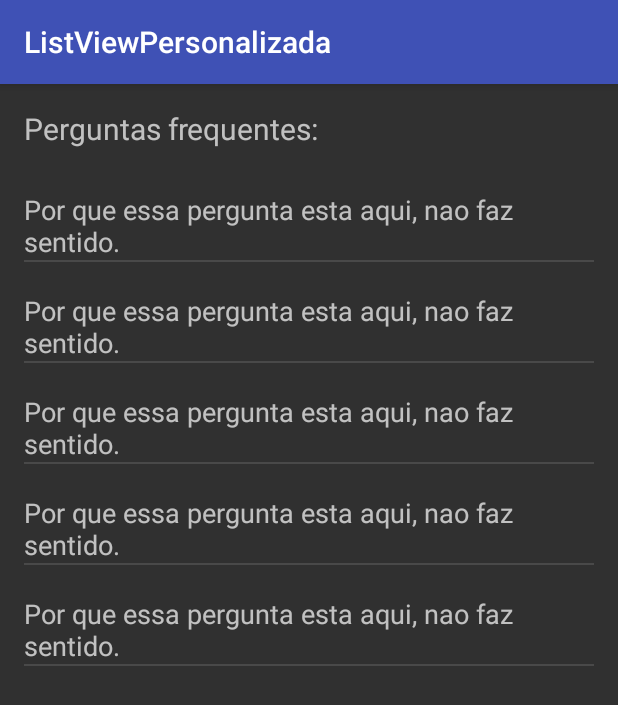
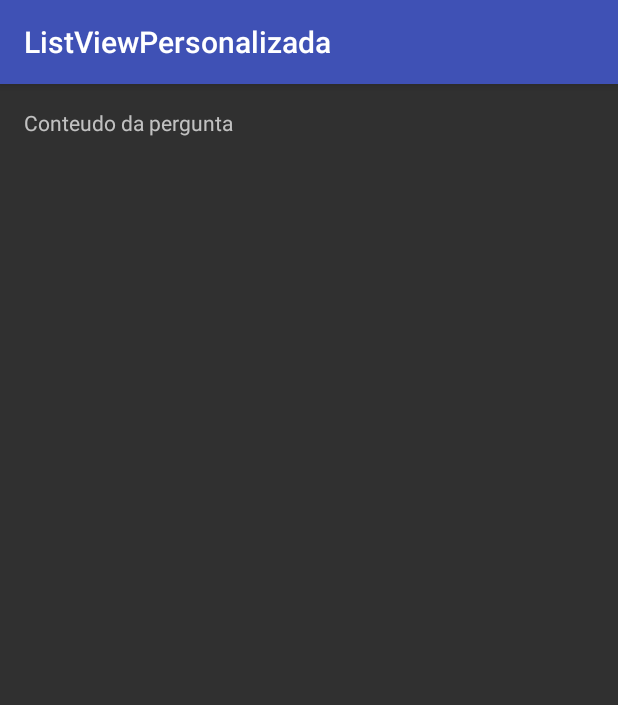
Before and after one commit to FelipePirovano/ListViewPersonalizada, an Android app: the screen it shows after launch (MainActivity before the commit, Main2Activity after it), after a tap on "Por que essa pergunta esta aqui, nao faz", on a phone screen of 412 x 824 dp. Shown: the top 705 px of the screen. Run offline under Robolectric (Android 15) with nearby library versions, the phone set to English and light mode, and no system bars.

Commit message:
push do meio dia

```diff
--- a/app/src/main/AndroidManifest.xml
+++ b/app/src/main/AndroidManifest.xml
@@ -15,6 +15,7 @@
                 <category android:name="android.intent.category.LAUNCHER" />
             </intent-filter>
         </activity>
+        <activity android:name=".Main2Activity"></activity>
     </application>
 
 </manifest>
--- /dev/null
+++ b/app/src/main/java/com/example/usuario/listviewpersonalizada/Main2Activity.java
@@ -0,0 +1,24 @@
+package com.example.usuario.listviewpersonalizada;
+
+import android.content.Intent;
+import android.support.v7.app.AppCompatActivity;
+import android.os.Bundle;
+import android.widget.TextView;
+
+public class Main2Activity extends AppCompatActivity {
+
+    private TextView txtfaq;
+
+    @Override
+    protected void onCreate(Bundle savedInstanceState) {
+        super.onCreate(savedInstanceState);
+        setContentView(R.layout.activity_main2);
+
+        txtfaq=(TextView)findViewById(R.id.txtfaq);
+
+        Bundle b;
+        b = getIntent().getExtras();
+        String conteudo = b.getString("");
+        txtfaq.setText(conteudo);
+    }
+}
--- a/app/src/main/java/com/example/usuario/listviewpersonalizada/MainActivity.java
+++ b/app/src/main/java/com/example/usuario/listviewpersonalizada/MainActivity.java
@@ -12,6 +12,17 @@ import android.widget.Switch;
 import java.util.ArrayList;
 
 public class MainActivity extends AppCompatActivity {
+
+    private void enviarActivity(int num){
+
+        if(num == 1){
+
+            Intent intent = new Intent(this, Main2Activity.class);
+            String conteudo = "Conteudo da pergunta";
+            intent.putExtra("", conteudo);
+            startActivity(intent);
+        }
+    }
 
     private ListView listViewPersonalizada;
 
@@ -30,19 +41,19 @@ public class MainActivity extends AppCompatActivity {
                 Intent intent;
                 switch (i){
                     case 0:
-                        System.out.println("------------------> 1 ");
+                        enviarActivity(1);
                         break;
                     case 1:
-                        System.out.println("------------------> 2 ");
+                        enviarActivity(2);
                         break;
                     case 2:
-                        System.out.println("------------------> 3 ");
+                        enviarActivity(3);
                         break;
                     case 3:
-                        System.out.println("------------------> 4 ");
+                        enviarActivity(4);
                         break;
                     case 4:
-                        System.out.println("------------------> 5 ");
+                        enviarActivity(5);
                         break;
                 }
             }
--- /dev/null
+++ b/app/src/main/res/layout/activity_main2.xml
@@ -0,0 +1,18 @@
+<?xml version="1.0" encoding="utf-8"?>
+<LinearLayout xmlns:android="http://schemas.android.com/apk/res/android"
+    xmlns:tools="http://schemas.android.com/tools"
+    android:id="@+id/activity_main2"
+    android:layout_width="match_parent"
+    android:layout_height="match_parent"
+    android:paddingBottom="@dimen/activity_vertical_margin"
+    android:paddingLeft="@dimen/activity_horizontal_margin"
+    android:paddingRight="@dimen/activity_horizontal_margin"
+    android:paddingTop="@dimen/activity_vertical_margin"
+    tools:context="com.example.usuario.listviewpersonalizada.Main2Activity">
+
+    <TextView
+        android:layout_width="match_parent"
+        android:layout_height="match_parent"
+        android:id="@+id/txtfaq"/>
+
+</LinearLayout>
```
